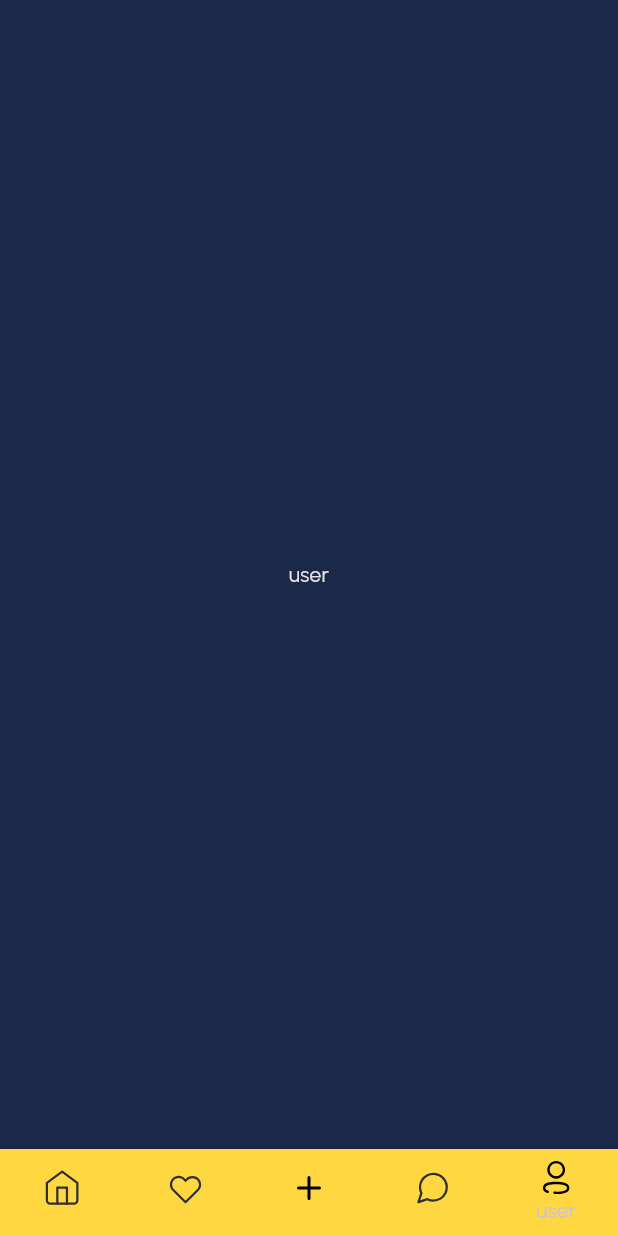
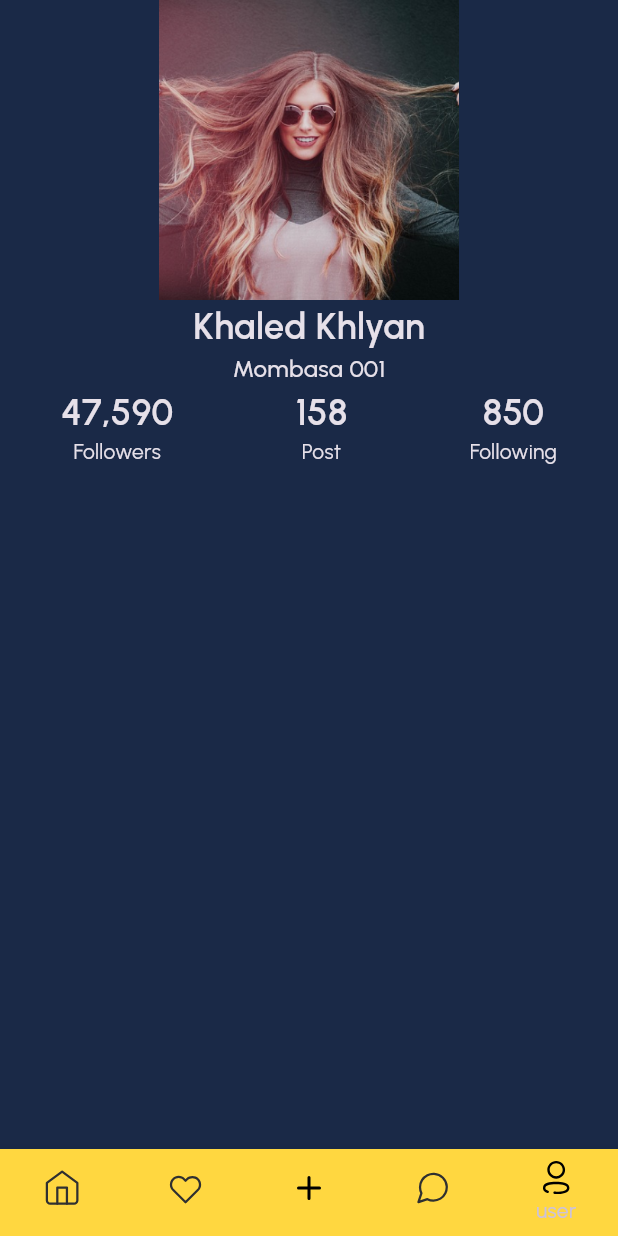
Before and after one commit to KHALEDKHLYAN/Flutter_Messaging-App, a Flutter app: the MainPage screen opened by its route, item 5 of the bottom bar chosen, on a phone screen of 412 x 824 dp. Run offline on Flutter 3.47's test engine with Material 3 defaults, Android fonts, the phone set to English and light mode, and no system bars; our stand-ins replace flutter_svg.

Commit message:
profile page

```diff
--- a/lib/pages/main_page.dart
+++ b/lib/pages/main_page.dart
@@ -1,6 +1,7 @@
 // ignore_for_file: prefer_const_constructors, prefer_const_literals_to_create_immutables
 
 import 'package:blog_app/pages/home_page.dart';
+import 'package:blog_app/pages/profile_page.dart';
 import 'package:flutter/material.dart';
 import 'package:flutter_svg/svg.dart';
 
@@ -58,6 +59,6 @@ class _MainPageState extends State<MainPage> {
     Center( child: Text('Favorite'),),
     Center( child: Text('add'),),
     Center( child: Text('message'),),
-    Center( child: Text('user'),),
+    ProfilePage(),
   ];
 }
--- /dev/null
+++ b/lib/pages/profile_page.dart
@@ -0,0 +1,51 @@
+// ignore_for_file: prefer_const_constructors, prefer_const_literals_to_create_immutables
+
+import 'package:blog_app/styles/app_text.dart';
+import 'package:flutter/material.dart';
+
+class ProfilePage extends StatelessWidget {
+  const ProfilePage({super.key});
+
+  @override
+  Widget build(BuildContext context) {
+    return Scaffold(
+      body: Column(
+        children: [
+          Image.asset(
+            'assets/temp/user1.png',
+            width: 200,
+            height: 200,
+          ),
+          Text('Khaled Khlyan', style: AppText.header2),
+          Text(
+            'Mombasa 001',
+            style: AppText.subtitle2,
+          ),
+          Row(
+            mainAxisAlignment: MainAxisAlignment.spaceAround,
+            children: [
+              Column(
+                children: [
+                  Text('47,590', style: AppText.header2),
+                  Text('Followers'),
+                ],
+              ),
+              Column(
+                children: [
+                  Text('158', style: AppText.header2),
+                  Text('Post'),
+                ],
+              ),
+              Column(
+                children: [
+                  Text('850', style: AppText.header2),
+                  Text('Following'),
+                ],
+              )
+            ],
+          )
+        ],
+      ),
+    );
+  }
+}
```
Also changed, not shown: lib/pages/home_page.dart (+11 -11 lines), assets/temp/user1.png (added).
